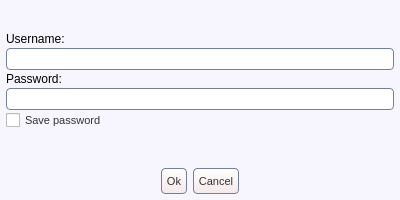
This is share/skins/default/inputacccred.ui in itds-consulting/yate as Qt 5 draws it before an edit. The edited form follows.
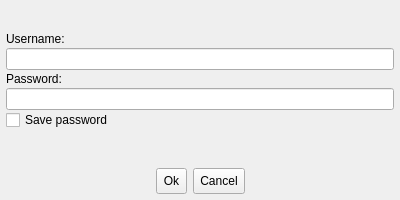
This is the edited form. Icons and pictures are not drawn.

Commit message: Added application stylesheet file. Removed global stylesheet from UI files. Increased font size.

What changed in the file:
```diff
--- a/share/skins/default/inputacccred.ui
+++ b/share/skins/default/inputacccred.ui
@@ -33,91 +33,6 @@
   <property name="windowIcon" >
    <iconset>user.png</iconset>
   </property>
-  <property name="styleSheet" >
-   <string>QWidget#inputacccred {
-  background:#f7f5fd;
-}
-QLineEdit {
-  color:#333333;
-  border: 1px solid #717fa0;
-  border-radius: 4px;
-}
-QAbstractButton { font-size: 11px; color: #333333; }
-QToolButton {
-  border: 1px solid #717fa0;
-  border-radius: 4px;
-  background: qlineargradient(x1: 0, y1: 0, x2: 0, y2: 1, stop: 0 #ffffff, stop: 1 #f6e8e8);
-}
-QToolButton:hover { background: qlineargradient(x1: 0, y1: 0, x2: 0, y2: 1, stop: 0 #ffffff, stop: 1 #f9f3f3); }
-QToolButton:pressed { background: qlineargradient(x1: 0, y1: 0, x2: 0, y2: 1, stop: 0 #f6e8e8, stop: 1 #ffffff); }
-QPushButton {
-  border: 1px solid #717fa0;
-  border-radius: 4px;
-  background: qlineargradient(x1: 0, y1: 0, x2: 0, y2: 1, stop: 0 #ffffff, stop: 1 #f6e8e8);
-}
-QPushButton:hover { background: qlineargradient(x1: 0, y1: 0, x2: 0, y2: 1, stop: 0 #ffffff, stop: 1 #f9f3f3); }
-QPushButton:pressed { background: qlineargradient(x1: 0, y1: 0, x2: 0, y2: 1, stop: 0 #f6e8e8, stop: 1 #ffffff); }
-QComboBox::down-arrow { image: url(cb_arrow.png); }
-QComboBox::down-arrow:on { top: 1px; left: 1px; }
-QComboBox {
-  padding-left: 2px;
-  padding-right: 25px;
-  border: 1px solid #717fa0;
-  border-radius: 4px;
-}
-QComboBox::drop-down {
-  width: 22px;
-  border-left: 1px solid #717fa0;
-}
-QCheckBox::indicator:checked { image: url(checkbox_on.png); }
-QCheckBox::indicator:unchecked { image: url(checkbox_off.png); }
-QRadioButton::indicator:checked { image: url(radio_on.png); }
-QRadioButton::indicator:unchecked { image: url(radio_off.png); }
-QScrollBar { border: 1px solid #717fa0; background: white; }
-QScrollBar::handle {
-  background: qlineargradient(x1: 0, y1: 0, x2: 0, y2: 1, stop: 0 #ffffff, stop: 1 #f6e8e8);
-  border: 1px solid #717fa0;
-}
-QScrollBar:vertical {
-  width: 14px;
-  margin: 16px 0px 16px 0px;
-  border-top: 0px;
-  border-bottom: 0px;
-  border-right: 0px;
-}
-QScrollBar:horizontal {
-  height: 14px;
-  margin: 0px 16px 0px 16px;
-  border-left: 0px;
-  border-right: 0px;
-  border-bottom: 0px;
-}
-QScrollBar::add-line {
-  height: 13px;
-  width: 13px;
-  border: 1px solid #717fa0;
-  subcontrol-origin: margin;
-  background: qlineargradient(x1: 0, y1: 0, x2: 0, y2: 1, stop: 0 #ffffff, stop: 1 #f6e8e8);
-}
-QScrollBar::sub-line {
-  height: 13px;
-  width: 13px;
-  border: 1px solid #717fa0;
-  subcontrol-origin: margin;
-  background: qlineargradient(x1: 0, y1: 0, x2: 0, y2: 1, stop: 0 #ffffff, stop: 1 #f6e8e8);
-}
-QScrollBar::handle:vertical { border-left: 0px; border-right: 0px; }
-QScrollBar::handle:horizontal { border-top: 0px; border-bottom: 0px; }
-QScrollBar::add-line:vertical { subcontrol-position: bottom; image: url(scroll_down.png); height: 14px; }
-QScrollBar::sub-line:vertical { subcontrol-position: top; image: url(scroll_up.png); height: 14px; }
-QScrollBar::add-line:horizontal { subcontrol-position: right; image: url(scroll_right.png); width: 14px; }
-QScrollBar::sub-line:horizontal { subcontrol-position: left; image: url(scroll_left.png); width: 14px; }
-QScrollBar::up-arrow:pressed { border: 1px solid #717fa0; }
-QScrollBar::down-arrow:pressed { border: 1px solid #717fa0; }
-QScrollBar::left-arrow:pressed { border: 1px solid #717fa0; }
-QScrollBar::right-arrow:pressed { border: 1px solid #717fa0; }
-</string>
-  </property>
   <property name="_yate_windowflags" stdset="0" >
    <string>title,sysmenu,close</string>
   </property>
```
Left out of the diff: 3 changed lines with no effect on the pictures. The commit also changes 26 other files.
